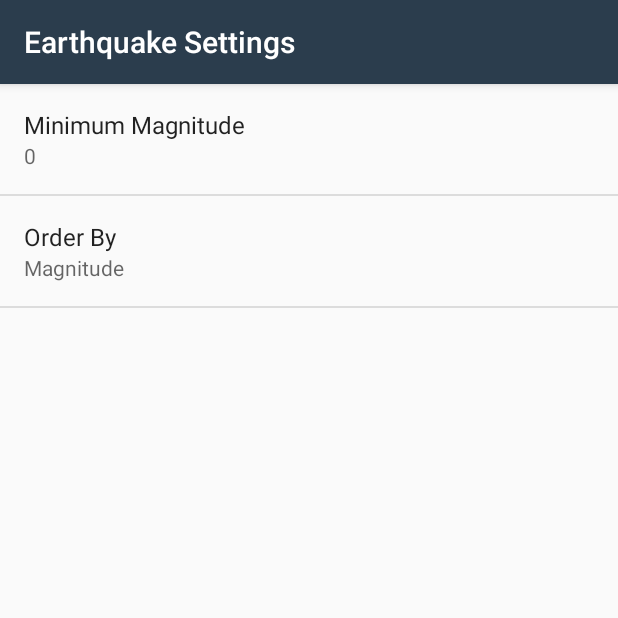
After one commit to baguiar428/ABND-Earthquake_App, an Android app: the SettingsActivity screen opened directly, with no data from a screen before it, on a phone screen of 412 x 824 dp, the top half of it. The commit adds this screen. Run offline under Robolectric (Android 15) with nearby library versions, the phone set to English and light mode, and no system bars.

Commit message:
Added preferences for queries, made them persistent and set them to display in menu and added checking for network capability to provide more accurate troubleshooting error messages

```diff
--- /dev/null
+++ b/app/src/main/java/com/example/android/quakereport/SettingsActivity.java
@@ -0,0 +1,57 @@
+package com.example.android.quakereport;
+
+import android.content.SharedPreferences;
+import android.os.Bundle;
+import android.preference.ListPreference;
+import android.preference.Preference;
+import android.preference.PreferenceFragment;
+import android.preference.PreferenceManager;
+import android.support.v7.app.AppCompatActivity;
+
+public class SettingsActivity extends AppCompatActivity {
+
+    @Override
+    protected void onCreate(Bundle savedInstanceState) {
+        super.onCreate(savedInstanceState);
+        setContentView(R.layout.settings_activity);
+    }
+
+    public static class EarthquakePreferenceFragment extends PreferenceFragment implements Preference.OnPreferenceChangeListener {
+        @Override
+        public void onCreate(Bundle savedInstanceState) {
+            super.onCreate(savedInstanceState);
+            addPreferencesFromResource(R.xml.settings_main);
+
+            Preference minMagnitude = findPreference(getString(R.string.settings_min_magnitude_key));
+            bindPreferenceSummaryToValue(minMagnitude);
+
+            Preference orderBy = findPreference(getString(R.string.settings_order_by_key));
+            bindPreferenceSummaryToValue(orderBy);
+        }
+
+        @Override
+        public boolean onPreferenceChange(Preference preference, Object value) {
+            // The code in this method takes care of updating the displayed preference summary after it has been changed
+            String stringValue = value.toString();
+            preference.setSummary(stringValue);
+            if (preference instanceof ListPreference){
+                ListPreference listPreference = (ListPreference) preference;
+                int prefIndex = listPreference.findIndexOfValue(stringValue);
+                if (prefIndex >= 0) {
+                    CharSequence[] labels = listPreference.getEntries();
+                    preference.setSummary(labels[prefIndex]);
+                }
+            } else {
+                preference.setSummary(stringValue);
+            }
+            return true;
+        }
+
+        private void bindPreferenceSummaryToValue(Preference preference) {
+            preference.setOnPreferenceChangeListener(this);
+            SharedPreferences preferences = PreferenceManager.getDefaultSharedPreferences(preference.getContext());
+            String preferenceString = preferences.getString(preference.getKey(), "");
+            onPreferenceChange(preference, preferenceString);
+        }
+    }
+}
--- /dev/null
+++ b/app/src/main/res/values/arrays.xml
@@ -0,0 +1,12 @@
+<?xml version="1.0" encoding="utf-8"?>
+<resources>
+    <string-array name="settings_order_by_labels">
+        <item>@string/settings_order_by_magnitude_label</item>
+        <item>@string/settings_order_by_most_recent_label</item>
+    </string-array>
+
+    <string-array name="settings_order_by_values">
+        <item>@string/settings_order_by_magnitude_value</item>
+        <item>@string/settings_order_by_most_recent_value</item>
+    </string-array>
+</resources>
--- a/app/src/main/res/values/strings.xml
+++ b/app/src/main/res/values/strings.xml
@@ -1,5 +1,4 @@
-<?xml version="1.0" encoding="utf-8"?>
-<!-- Copyright (C) 2016 The Android Open Source Project
+<?xml version="1.0" encoding="utf-8"?><!-- Copyright (C) 2016 The Android Open Source Project
 
      Licensed under the Apache License, Version 2.0 (the "License");
      you may not use this file except in compliance with the License.
@@ -20,4 +19,36 @@
 
     <string name="no_earthquake_found">No Earthquake Data Found</string>
 
+    <string name="no_internet">No Network Connectivity</string>
+
+    <!-- Settings Menu -->
+    <string name="settings_menu_item">Settings</string>
+
+    <string name="settings_title">Earthquake Settings</string>
+
+    <!--Preferences Menu -->
+    <string name="settings_min_magnitude_label">Minimum Magnitude</string>
+
+    <string name="settings_min_magnitude_key" translatable="false">min_magnitude</string>
+
+    <string name="settings_min_magnitude_default" translatable="false">0</string>
+
+    <!-- Strings For Order-By Preference [CHAR LIMIT=30] -->
+    <string name="settings_order_by_label">Order By</string>
+
+    <string name="settings_order_by_key" translatable="false">order_by</string>
+
+    <string name="settings_order_by_default" translatable="false">@string/settings_order_by_magnitude_value</string>
+
+    <!-- Label for order-by magnitude option [CHAR LIMIT=20] -->
+    <string name="settings_order_by_magnitude_label">Magnitude</string>
+
+    <string name="settings_order_by_magnitude_value" translatable="false">magnitude</string>
+
+    <!-- Label for order-by most recent option [CHAR LIMIT=20] -->
+    <string name="settings_order_by_most_recent_label">Most Recent</string>
+
+    <string name="settings_order_by_most_recent_value" translatable="false">time</string>
+
+
 </resources>
--- /dev/null
+++ b/app/src/main/res/xml/settings_main.xml
@@ -0,0 +1,20 @@
+<?xml version="1.0" encoding="utf-8"?>
+<PreferenceScreen
+    xmlns:android="http://schemas.android.com/apk/res/android"
+    android:title="@string/settings_title">
+
+    <EditTextPreference
+        android:defaultValue="@string/settings_min_magnitude_default"
+        android:inputType="numberDecimal"
+        android:key="@string/settings_min_magnitude_key"
+        android:selectAllOnFocus="true"
+        android:title="@string/settings_min_magnitude_label" />
+
+    <ListPreference
+        android:defaultValue="@string/settings_order_by_default"
+        android:entries="@array/settings_order_by_labels"
+        android:entryValues="@array/settings_order_by_values"
+        android:key="@string/settings_order_by_key"
+        android:title="@string/settings_order_by_label" />
+
+</PreferenceScreen>
```
Also changed, not shown: app/src/main/AndroidManifest.xml (+9 -0 lines), app/src/main/java/com/example/android/quakereport/EarthquakeActivity.java (+88 -15 lines), app/src/main/res/layout/earthquake_activity.xml (+15 -0 lines), app/src/main/res/layout/settings_activity.xml (added, +9 -0 lines), app/src/main/res/menu/main.xml (added, +9 -0 lines).
